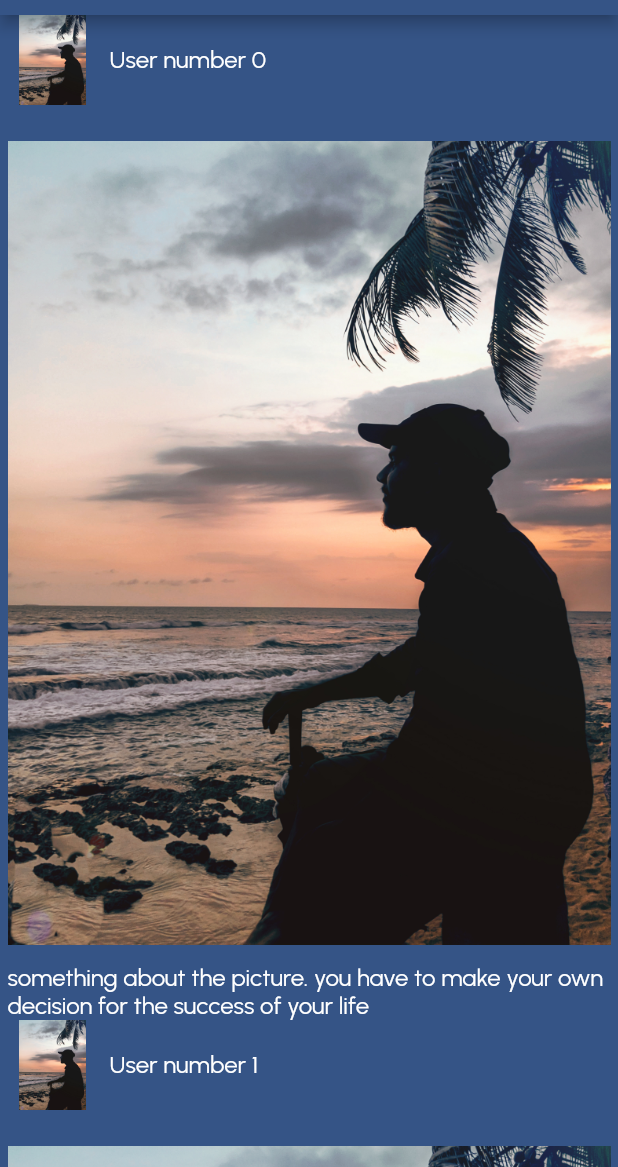
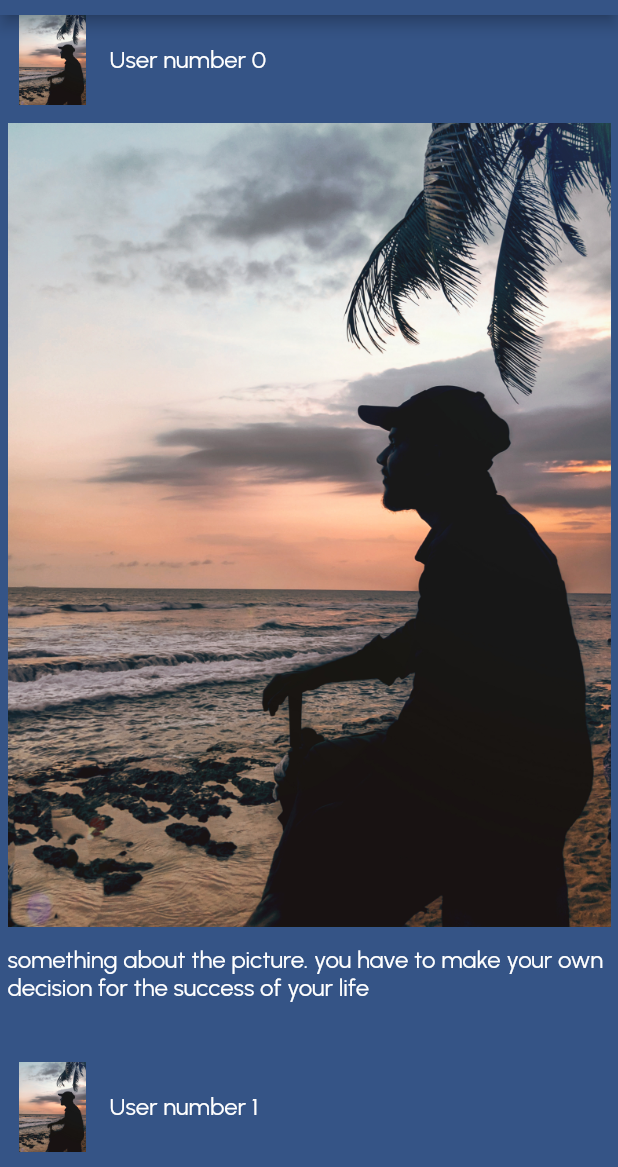
Before and after one commit to MaheelLakshan/social_media, a Flutter app: the HomePage screen opened by its route, on a phone screen of 412 x 824 dp, the part 69-1236 px from its top. Run offline on Flutter 3.47's test engine with Material 2 defaults, Android fonts, the phone set to English and light mode, and no system bars.

Commit message:
seperate each post

```diff
--- a/social_media/lib/components/post_item.dart
+++ b/social_media/lib/components/post_item.dart
@@ -28,7 +28,7 @@ class PostItem extends StatelessWidget {
             ],
           ),
           const SizedBox(
-            height: 24,
+            height: 12,
           ),
           Image.asset(
             'asserts/temp/Final.jpg',
--- a/social_media/lib/pages/home_page.dart
+++ b/social_media/lib/pages/home_page.dart
@@ -20,11 +20,19 @@ class HomePage extends StatelessWidget {
             Icon(Icons.location_on_outlined),
           ],
         ),
-        body: ListView.builder(itemBuilder: (context, index) {
-          return PostItem(
-            user: users[index],
-          );
-        }));
+        body: ListView.separated(
+          itemBuilder: (context, index) {
+            return PostItem(
+              user: users[index],
+            );
+          },
+          itemCount: users.length,
+          separatorBuilder: (BuildContext context, int index) {
+            return const SizedBox(
+              height: 40,
+            );
+          },
+        ));
   }
 
   mockUsersFromServer() {
```
